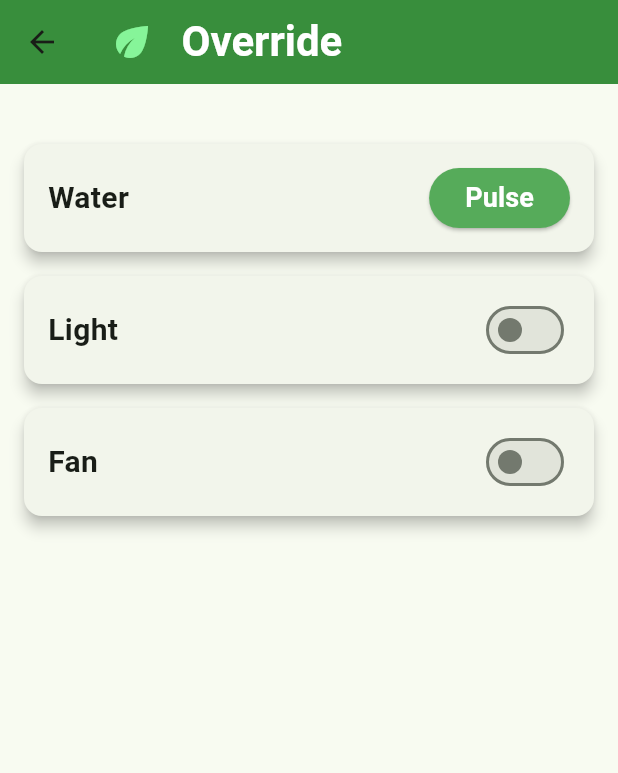
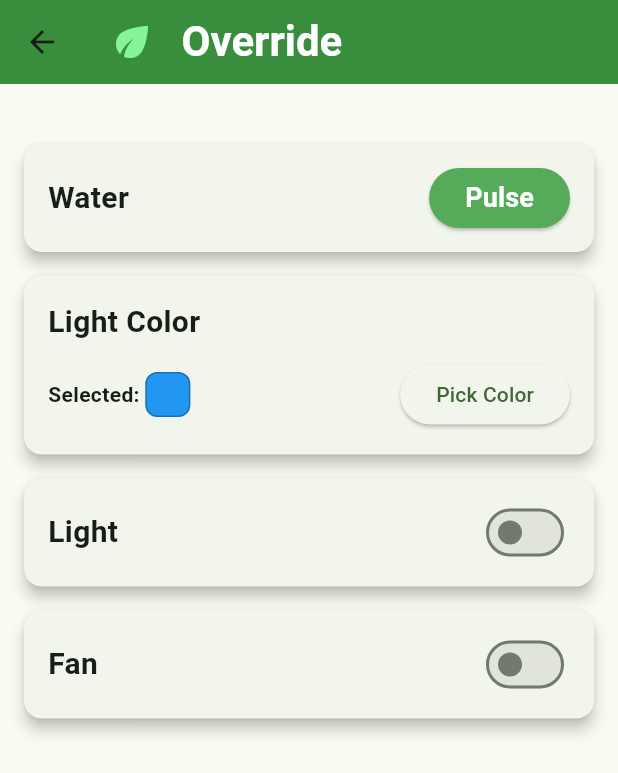
Before and after one commit to JakeWesta/microgrow, a Flutter app: the ManualControlScreen screen opened directly with empty values, on a phone screen of 412 x 824 dp. Shown: the top 773 px of the screen. Run offline on Flutter 3.47's test engine with Material 3 defaults, Android fonts, the phone set to English and light mode, and no system bars; our stand-ins replace flutter_colorpicker, hive, hive_flutter, typed_data; missing offline and left inert: mqtt_client; accounts and stored records are empty.

Commit message:
light control for LED override

```diff
--- a/app/lib/ui/manual_control_screen.dart
+++ b/app/lib/ui/manual_control_screen.dart
@@ -1,6 +1,8 @@
 import 'package:flutter/material.dart';
 import '../models/habitat_obj.dart';
 import '../mqtt/mqtt_connect.dart';
+import 'package:flutter_colorpicker/flutter_colorpicker.dart';
+
 
 class ManualControlScreen extends StatefulWidget {
   final Habitat habitat;
@@ -15,6 +17,8 @@ class _ManualControlScreenState extends State<ManualControlScreen> {
   bool lightOn = false;
   bool fanOn = false;
   bool waterFlashing = false;
+
+  Color selectedColor = Colors.blue;
 
   Future<void> sendOverride(String actuator, int val, {int? r, int? g, int? b}) async {
     try {
@@ -91,6 +95,95 @@ Widget waterCard() {
   );
 }
 
+Widget lightColorCard() {
+  final List<Color> colors = [
+    Colors.white,
+    Colors.red,
+    Colors.green,
+    Colors.blue,
+    Colors.yellow,
+    Colors.purple,
+    Colors.cyan,
+    Colors.orange,
+  ];
+  return Card(
+    elevation: 4,
+    shape: RoundedRectangleBorder(borderRadius: BorderRadius.circular(12)),
+    margin: const EdgeInsets.symmetric(vertical: 8),
+    child: Padding(
+      padding: const EdgeInsets.all(16),
+      child: Column(
+        crossAxisAlignment: CrossAxisAlignment.start,
+        children: [
+          const Text(
+            'Light Color',
+            style: TextStyle(fontSize: 20, fontWeight: FontWeight.bold),
+          ),
+          const SizedBox(height: 10),
+          Row(
+            children: [
+              const Text('Selected: ', style: TextStyle(fontWeight: FontWeight.bold)),
+              Container(
+                width: 30,
+                height: 30,
+                decoration: BoxDecoration(
+                  color: selectedColor,
+                  borderRadius: BorderRadius.circular(8),
+                  border: Border.all(color: Colors.black26),
+                ),
+              ),
+              const Spacer(),
+              ElevatedButton(
+                onPressed: () {
+                  showDialog(
+                    context: context,
+                    builder: (_) => AlertDialog(
+                      title: const Text('Pick a Color'),
+                      content: Wrap(
+                        spacing: 8,
+                        runSpacing: 8,
+                        children: colors.map((c) {
+                          return GestureDetector(
+                            onTap: () {
+                              setState(() => selectedColor = c);
+                              if (lightOn) {
+                                sendOverride(
+                                  'light',
+                                  1,
+                                  r: (c.r * 255).round(),
+                                  g: (c.g * 255).round(),
+                                  b: (c.b * 255).round(),
+                                );
+                              }
+                              Navigator.pop(context);
+                            },
+                            child: Container(
+                              width: 30,
+                              height: 30,
+                              decoration: BoxDecoration(
+                                color: c,
+                                shape: BoxShape.circle,
+                                border: Border.all(color: Colors.black26),
+                              ),
+                            ),
+                          );
+                        }).toList(),
+                      ),
+                    ),
+                  );
+                },
+                child: const Text('Pick Color'),
+              ),
+            ],
+          ),
+        ],
+      ),
+    ),
+  );
+}
+
+
+
 
   @override
   Widget build(BuildContext context) {
@@ -119,20 +212,22 @@ Widget waterCard() {
         children: [
           const SizedBox(height: 16),
           waterCard(),
+          lightColorCard(),
           toggleCard('Light', lightOn, (val) {
             setState(() => lightOn = val);
             sendOverride(
               'light',
               val ? 1 : 0,
-              r: 255,
-              g: 255,
-              b: 255,
+              r: (selectedColor.r * 255).round(),
+              g: (selectedColor.g * 255).round(),
+              b: (selectedColor.b * 255).round(),
             );
           }),
           toggleCard('Fan', fanOn, (val) {
             setState(() => fanOn = val);
             sendOverride('fan', val ? 1 : 0);
           }),
+
         ],
       ),
       ),
```
